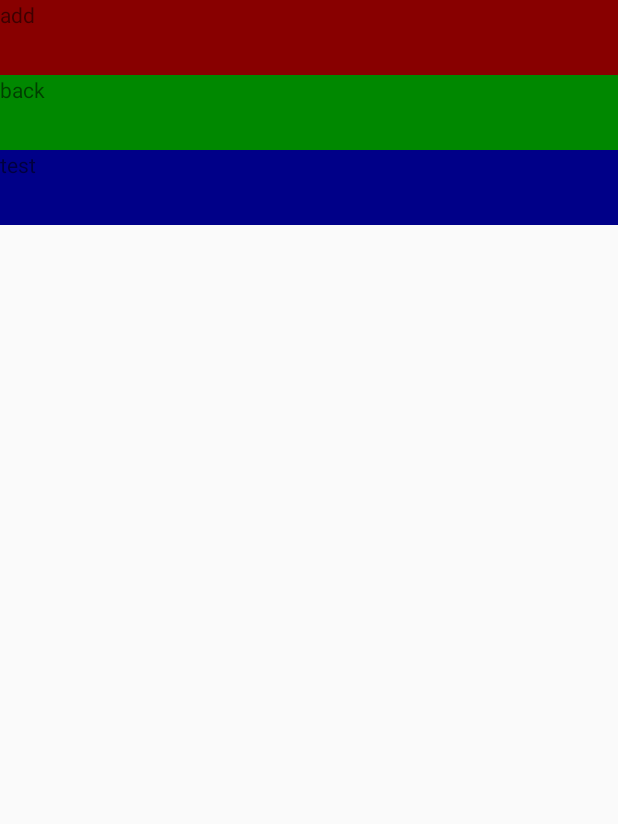
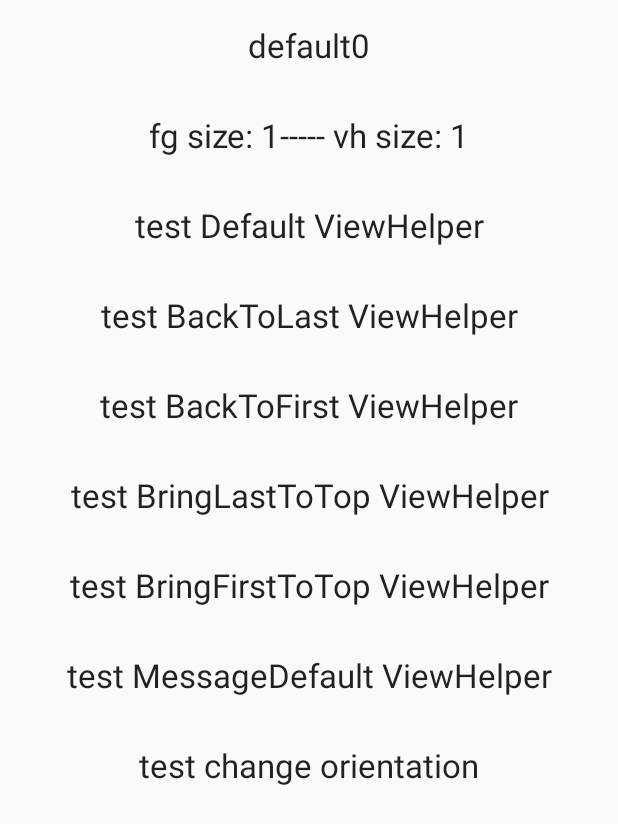
Before and after one commit to zhangschong/VhManager, an Android app: the screen it shows after launch (TestVhManagerImplActivity before the commit, MainActivity after it), on a phone screen of 412 x 824 dp. Shown: the top 824 px of the screen. Run offline under Robolectric (Android 15) with nearby library versions, the phone set to English and light mode, and no system bars.

Commit message:
添加 viewHelper demo   和 viewhelper 方法 修复回退bug

```diff
--- a/LeonTools/src/main/java/com/leon/tools/fgmanager/VhActivity.java
+++ b/LeonTools/src/main/java/com/leon/tools/fgmanager/VhActivity.java
@@ -2,6 +2,7 @@ package com.leon.tools.fgmanager;
 
 import android.os.Bundle;
 import android.os.Handler;
+import android.os.Message;
 import android.support.v4.app.FragmentActivity;
 import android.view.View;
 import android.view.ViewGroup;
@@ -10,7 +11,7 @@ import android.widget.FrameLayout;
 /**
  * Created by leon.zhang on 2016/6/24.
  */
-public class VhActivity extends FragmentActivity {
+public abstract class VhActivity extends FragmentActivity {
     private ViewGroup mLayoutImpl;
     private IVHManager mVhManager;
 
@@ -49,9 +50,7 @@ public class VhActivity extends FragmentActivity {
     /**
      * 当Activity创建时调用
      */
-    protected void onActivityCreated() {
-
-    }
+    protected abstract void onActivityCreated();
 
     @Override
     public void onBackPressed() {
@@ -98,4 +97,66 @@ public class VhActivity extends FragmentActivity {
     public final IVHManager getVhManager() {
         return mVhManager;
     }
+
+    /**
+     * 启动一个ViewHelper
+     *
+     * @param vhcls
+     * @see #startViewHelper(Class, Message)
+     * @see #startViewHelper(Class, int, Message)
+     * @see #startViewHelper(Class, int)
+     */
+    public void startViewHelper(Class<? extends ViewHelper> vhcls) {
+        mVhManager.startViewHelper(vhcls);
+    }
+
+    /**
+     * 启动一个ViewHelper,并传入跳转参数
+     *
+     * @param vhcls
+     * @param msg
+     * @see #startViewHelper(Class)
+     * @see #startViewHelper(Class, int, Message)
+     * @see #startViewHelper(Class, int)
+     */
+    public void startViewHelper(Class<? extends ViewHelper> vhcls, Message msg) {
+        mVhManager.startViewHelper(vhcls, msg);
+    }
+
+    /**
+     * 按照启动模式, 启动一个ViewHelper
+     *
+     * @param vhcls
+     * @param launcheType {@link IVHManager#LAUNCH_TYPE_NULL }
+     *                    {@link IVHManager#LAUNCH_TYPE_DEFAULT }
+     *                    {@link IVHManager#LAUNCH_TYPE_BACK_TO_LAST}
+     *                    {@link IVHManager#LAUNCH_TYPE_BACK_TO_FIRST}
+     *                    {@link IVHManager#LAUNCH_TYPE_BRING_LAST_TO_TOP}
+     *                    {@link IVHManager#LAUNCH_TYPE_BRING_FIRST_TO_TOP}
+     * @see #startViewHelper(Class)
+     * @see #startViewHelper(Class, int, Message)
+     * @see #startViewHelper(Class, Message)
+     */
+    public void startViewHelper(Class<? extends ViewHelper> vhcls, int launcheType) {
+        mVhManager.startViewHelper(vhcls, launcheType);
+    }
+
+    /**
+     * 按照启动模式, 启动一个ViewHelper
+     *
+     * @param vhcls
+     * @param launcheType {@link IVHManager#LAUNCH_TYPE_NULL }
+     *                    {@link IVHManager#LAUNCH_TYPE_DEFAULT }
+     *                    {@link IVHManager#LAUNCH_TYPE_BACK_TO_LAST}
+     *                    {@link IVHManager#LAUNCH_TYPE_BACK_TO_FIRST}
+     *                    {@link IVHManager#LAUNCH_TYPE_BRING_LAST_TO_TOP}
+     *                    {@link IVHManager#LAUNCH_TYPE_BRING_FIRST_TO_TOP}
+     * @param msg         <br>
+     * @see #startViewHelper(Class)
+     * @see #startViewHelper(Class, int)
+     * @see #startViewHelper(Class, Message)
+     */
+    public void startViewHelper(Class<? extends ViewHelper> vhcls, int launcheType, Message msg) {
+        mVhManager.startViewHelper(vhcls, launcheType, msg);
+    }
 }
--- a/LeonTools/src/main/java/com/leon/tools/fgmanager/ViewHelper.java
+++ b/LeonTools/src/main/java/com/leon/tools/fgmanager/ViewHelper.java
@@ -357,4 +357,14 @@ public abstract class ViewHelper {
     final void removeViewHelperState(int state) {
         mCurrentState = mCurrentState & (~state);
     }
+
+
+    /**
+     * 获取VhManager
+     *
+     * @return
+     */
+    public final IVHManager getVhManager() {
+        return mVhManager;
+    }
 }
--- a/app/src/main/AndroidManifest.xml
+++ b/app/src/main/AndroidManifest.xml
@@ -8,7 +8,7 @@
         android:label="@string/app_name"
         android:supportsRtl="true"
         android:theme="@style/AppTheme">
-        <activity android:name=".TestVhManagerImplActivity">
+        <activity android:name=".MainActivity">
             <intent-filter>
                 <action android:name="android.intent.action.MAIN" />
 
--- /dev/null
+++ b/app/src/main/java/com/leon/tool/demo/BaseViewHelper.java
@@ -0,0 +1,190 @@
+package com.leon.tool.demo;
+
+import android.app.FragmentManager;
+import android.content.Context;
+import android.content.pm.ActivityInfo;
+import android.os.Bundle;
+import android.os.Handler;
+import android.os.Message;
+import android.view.View;
+import android.widget.TextView;
+
+import com.leon.tools.fgmanager.IVHManager;
+import com.leon.tools.fgmanager.ViewHelper;
+import com.leon.tools.fgmanager.ViewHelperTag;
+
+/**
+ * Created by leon.zhang on 2016/6/28.
+ */
+public class BaseViewHelper extends ViewHelper {
+    private String mTitle;
+
+    private BaseViewHelper(String title) {
+        mTitle = title;
+    }
+
+
+    @Override
+    protected void onNewMessageCome(Message msg) {
+    }
+
+    @Override
+    protected void onSaveMessage(Message msg, Bundle outState) {
+        outState.putString("msg_obj", msg.obj.toString());
+    }
+
+    @Override
+    protected void onRestoreMessage(Message msg, Bundle savedInstanceState) {
+        msg.obj = savedInstanceState.getString("msg_obj", "");
+    }
+
+    @Override
+    protected void onSaveInstanceState(Bundle outState) {
+        TextView tv = findViewById(R.id.tv_title);
+        outState.putString("tv_title", tv.getText().toString());
+    }
+
+    @Override
+    protected void onRestoreInstanceState(Bundle savedInstanceState) {
+        String txt = savedInstanceState.getString("tv_title", "");
+        TextView tv = findViewById(R.id.tv_title);
+        tv.setText(txt);
+    }
+
+    @Override
+    protected View onCreateView(Context context) {
+        return View.inflate(context, R.layout.test_layout, null);
+    }
+
+    @Override
+    protected void onInit() {
+        findViewById(R.id.tv_default).setOnClickListener(mClickListener);
+        findViewById(R.id.tv_back_to_last).setOnClickListener(mClickListener);
+        findViewById(R.id.tv_back_to_first).setOnClickListener(mClickListener);
+        findViewById(R.id.tv_bring_last_to_top).setOnClickListener(mClickListener);
+        findViewById(R.id.tv_bring_first_to_top).setOnClickListener(mClickListener);
+        findViewById(R.id.tv_message).setOnClickListener(mClickListener);
+        findViewById(R.id.tv_change_screen_orientation).setOnClickListener(mClickListener);
+        TextView tv = findViewById(R.id.tv_title);
+        String title = mTitle;
+        if (null != mMessage && null != mMessage.obj)
+            title = mMessage.obj.toString();
+        tv.setText(title);
+    }
+
+    @Override
+    protected void onResume() {
+        Handler handler = new Handler();
+        handler.post(new Runnable() {
+            @Override
+            public void run() {
+                FragmentManager fm = mActivity.getFragmentManager();
+                IVHManager vhm = getVhManager();
+                mUIController.setTextToTextView(R.id.tv_stack_size, "fg size: " + fm.getBackStackEntryCount() + "----- vh size: " + vhm.viewHelperSize());
+            }
+        });
+    }
+
+    private View.OnClickListener mClickListener = new View.OnClickListener() {
+        boolean isPortrait = true;
+
+        @Override
+        public void onClick(View v) {
+            Class<? extends ViewHelper> vhCls = null;
+            Message msg = null;
+            switch (v.getId()) {
+                case R.id.tv_change_screen_orientation:
+                    isPortrait = !isPortrait;
+                    mActivity.setRequestedOrientation(isPortrait ? ActivityInfo.SCREEN_ORIENTATION_PORTRAIT : ActivityInfo.SCREEN_ORIENTATION_LANDSCAPE);
+                    break;
+                case R.id.tv_back_to_last:
+                    vhCls = BackToLastVh.class;
+                    break;
+                case R.id.tv_back_to_first:
+                    vhCls = BackToFristVh.class;
+                    break;
+                case R.id.tv_bring_last_to_top:
+                    vhCls = BringLastToTopVh.class;
+                    break;
+                case R.id.tv_bring_first_to_top:
+                    vhCls = BringFirstToTopVh.class;
+                    break;
+                case R.id.tv_message:
+                    msg = Message.obtain();
+                    msg.obj = "hahahah test one shot";
+                default:
+                    vhCls = DefaultVh.class;
+                    break;
+            }
+            if (null != vhCls) {
+                startViewHelper(vhCls, msg);
+            }
+
+        }
+    };
+
+    /**
+     * launch model 为 {@link IVHManager#LAUNCH_TYPE_DEFAULT}
+     */
+    public static class DefaultVh extends BaseViewHelper {
+        final static String TAG = "default";
+        static int index = 0;
+
+        public DefaultVh() {
+            super(TAG + index++);
+        }
+    }
+
+    /**
+     * launch model 为 {@link IVHManager#LAUNCH_TYPE_BACK_TO_LAST}
+     */
+    @ViewHelperTag(launchModel = IVHManager.LAUNCH_TYPE_BACK_TO_LAST)
+    public static class BackToLastVh extends BaseViewHelper {
+        final static String TAG = "BackToLastVh";
+        static int index = 0;
+
+        public BackToLastVh() {
+            super(TAG + index);
+        }
+    }
+
+    /**
+     * launch model 为 {@link com.leon.tools.fgmanager.IVHManager#LAUNCH_TYPE_BACK_TO_FIRST}
+     */
+    @ViewHelperTag(launchModel = IVHManager.LAUNCH_TYPE_BACK_TO_FIRST)
+    public static class BackToFristVh extends BaseViewHelper {
+        final static String TAG = "BackToFristVh";
+        static int index = 0;
+
+        public BackToFristVh() {
+            super(TAG + index);
+        }
+    }
+
+
+    /**
+     * launch model 为 {@link IVHManager#LAUNCH_TYPE_BRING_LAST_TO_TOP}
+     */
+    @ViewHelperTag(launchModel = IVHManager.LAUNCH_TYPE_BRING_LAST_TO_TOP)
+    public static class BringLastToTopVh extends BaseViewHelper {
+        final static String TAG = "BringLastToTopVh";
+        static int index = 0;
+
+        public BringLastToTopVh() {
+            super(TAG + index);
+        }
+    }
+
+    /**
+     * launch model 为 {@link IVHManager#LAUNCH_TYPE_BRING_FIRST_TO_TOP}
+     */
+    @ViewHelperTag(launchModel = IVHManager.LAUNCH_TYPE_BRING_FIRST_TO_TOP)
+    public static class BringFirstToTopVh extends BaseViewHelper {
+        final static String TAG = "BringFirstToTopVh";
+        static int index = 0;
+
+        public BringFirstToTopVh() {
+            super(TAG + index);
+        }
+    }
+}
--- /dev/null
+++ b/app/src/main/res/layout/test_layout.xml
@@ -0,0 +1,86 @@
+<?xml version="1.0" encoding="utf-8"?>
+<ScrollView xmlns:android="http://schemas.android.com/apk/res/android"
+    android:layout_width="match_parent"
+    android:layout_height="match_parent">
+
+    <LinearLayout
+        android:layout_width="match_parent"
+        android:layout_height="wrap_content"
+        android:orientation="vertical">
+
+        <TextView
+            android:id="@+id/tv_title"
+            android:layout_width="match_parent"
+            android:layout_height="60dp"
+            android:gravity="center"
+            android:text="Title"
+            android:textAppearance="?android:attr/textAppearanceLarge" />
+
+
+        <TextView
+            android:id="@+id/tv_stack_size"
+            android:layout_width="match_parent"
+            android:layout_height="60dp"
+            android:gravity="center"
+            android:text="fragment: 0 ---  vh:0"
+            android:textAppearance="?android:attr/textAppearanceLarge" />
+
+        <TextView
+            android:id="@+id/tv_default"
+            android:layout_width="match_parent"
+            android:layout_height="60dp"
+            android:gravity="center"
+            android:text="test Default ViewHelper"
+            android:textAppearance="?android:attr/textAppearanceLarge" />
+
+        <TextView
+            android:id="@+id/tv_back_to_last"
+            android:layout_width="match_parent"
+            android:layout_height="60dp"
+            android:gravity="center"
+            android:text="test BackToLast ViewHelper"
+            android:textAppearance="?android:attr/textAppearanceLarge" />
+
+        <TextView
+            android:id="@+id/tv_back_to_first"
+            android:layout_width="match_parent"
+            android:layout_height="60dp"
+            android:gravity="center"
+            android:text="test BackToFirst ViewHelper"
+            android:textAppearance="?android:attr/textAppearanceLarge" />
+
+        <TextView
+            android:id="@+id/tv_bring_last_to_top"
+            android:layout_width="match_parent"
+            android:layout_height="60dp"
+            android:gravity="center"
+            android:text="test BringLastToTop ViewHelper"
+            android:textAppearance="?android:attr/textAppearanceLarge" />
+
+        <TextView
+            android:id="@+id/tv_bring_first_to_top"
+            android:layout_width="match_parent"
+            android:layout_height="60dp"
+            android:gravity="center"
+            android:text="test BringFirstToTop ViewHelper"
+            android:textAppearance="?android:attr/textAppearanceLarge" />
+
+
+        <TextView
+            android:id="@+id/tv_message"
+            android:layout_width="match_parent"
+            android:layout_height="60dp"
+            android:gravity="center"
+            android:text="test MessageDefault ViewHelper"
+            android:textAppearance="?android:attr/textAppearanceLarge" />
+
+
+        <TextView
+            android:id="@+id/tv_change_screen_orientation"
+            android:layout_width="match_parent"
+            android:layout_height="60dp"
+            android:gravity="center"
+            android:text="test change orientation"
+            android:textAppearance="?android:attr/textAppearanceLarge" />
+    </LinearLayout>
+</ScrollView>
```
Also changed, not shown: LeonTools/src/main/java/com/leon/tools/fgmanager/IVHManager.java (+7 -2 lines), app/src/main/java/com/leon/tool/demo/MainActivity.java (+1 -133 lines).
